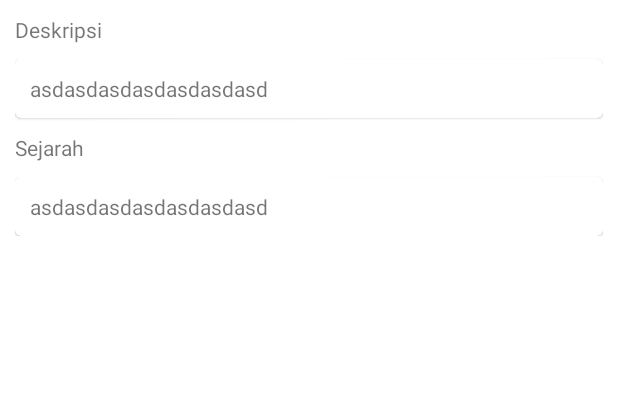
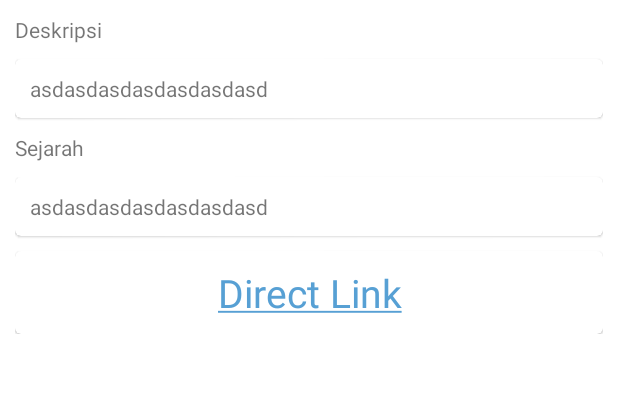
Before and after one commit to aldimas07/responsi1_prakppb1_aldimas, an Android app: the ItemCoinActivity screen opened directly, with no data from a screen before it, on a phone screen of 412 x 824 dp, the part 418-811 px from its top. Run offline under Robolectric (Android 15) with nearby library versions, the phone set to English and light mode, and no system bars; our stand-ins replace CircleImageView; 4 statements that could not run were skipped.

Commit message:
nambah direct link

```diff
--- a/app/src/main/java/com/rizal/resone/kripto/ItemCoinActivity.java
+++ b/app/src/main/java/com/rizal/resone/kripto/ItemCoinActivity.java
@@ -3,7 +3,10 @@ package com.rizal.resone.kripto;
 import androidx.appcompat.app.AppCompatActivity;
 
 import android.content.Intent;
+import android.graphics.Paint;
+import android.net.Uri;
 import android.os.Bundle;
+import android.view.View;
 import android.widget.ImageView;
 import android.widget.TextView;
 
@@ -11,7 +14,7 @@ import com.rizal.resone.kripto.model.Koin;
 
 public class ItemCoinActivity extends AppCompatActivity {
 
-    private TextView txtNamaKoin, txtDeskripsiKoin, txtSejarahKoin;
+    private TextView txtNamaKoin, txtDeskripsiKoin, txtSejarahKoin, txtDirectLinkKoin;
     private ImageView imgGambarKoin;
     @Override
     protected void onCreate(Bundle savedInstanceState) {
@@ -20,6 +23,7 @@ public class ItemCoinActivity extends AppCompatActivity {
         txtNamaKoin = (TextView) findViewById(R.id.txtNamaKoin);
         txtDeskripsiKoin = (TextView) findViewById(R.id.txtDeskripsiKoin);
         txtSejarahKoin = (TextView) findViewById(R.id.txtSejarahKoin);
+        txtDirectLinkKoin = (TextView) findViewById(R.id.txtDirectLinkKoin);
         imgGambarKoin = (ImageView) findViewById(R.id.imgGambarKoin);
         Intent intent = getIntent();
         Koin koin = intent.getParcelableExtra("KOIN");
@@ -27,5 +31,14 @@ public class ItemCoinActivity extends AppCompatActivity {
         txtSejarahKoin.setText(koin.getSejarah());
         txtDeskripsiKoin.setText(koin.getDeskripsi());
         imgGambarKoin.setImageResource(koin.getIcon());
+        txtDirectLinkKoin.setPaintFlags(txtDirectLinkKoin.getPaintFlags() | Paint.UNDERLINE_TEXT_FLAG);
+        txtDirectLinkKoin.setOnClickListener(new View.OnClickListener() {
+            @Override
+            public void onClick(View view) {
+                Uri webpage = Uri.parse(koin.getLink());
+                Intent intent = new Intent(Intent.ACTION_VIEW, webpage);
+                startActivity(intent);
+            }
+        });
     }
 }
--- a/app/src/main/res/layout/activity_item_coin.xml
+++ b/app/src/main/res/layout/activity_item_coin.xml
@@ -68,6 +68,25 @@
                     android:text="asdasdasdasdasdasdasd"/>
             </LinearLayout>
         </com.google.android.material.card.MaterialCardView>
+        <com.google.android.material.card.MaterialCardView
+            android:layout_width="match_parent"
+            android:layout_height="wrap_content"
+            android:layout_marginTop="10dp">
+            <LinearLayout
+                android:layout_width="match_parent"
+                android:layout_height="wrap_content"
+                android:padding="10dp">
+                <TextView
+                    android:id="@+id/txtDirectLinkKoin"
+                    android:layout_width="match_parent"
+                    android:layout_height="wrap_content"
+                    android:text="Direct Link"
+                    android:textAlignment="center"
+                    android:textSize="26sp"
+                    android:textColor="#57a0d4"
+                    />
+            </LinearLayout>
+        </com.google.android.material.card.MaterialCardView>
     </LinearLayout>
 
 
```
